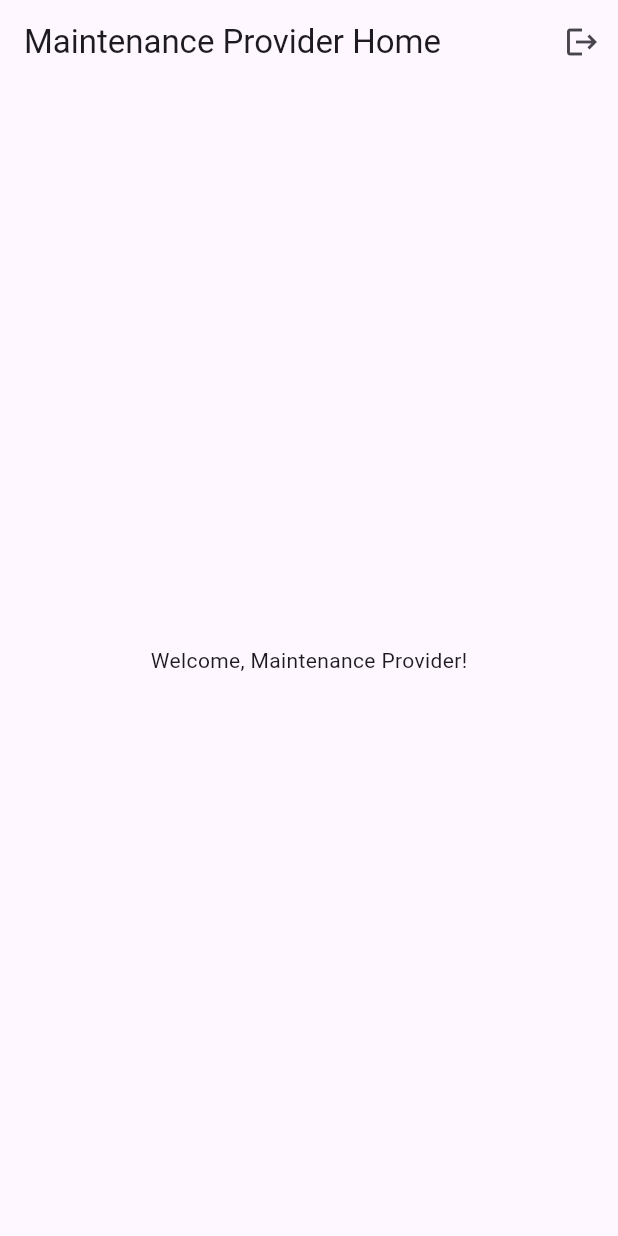
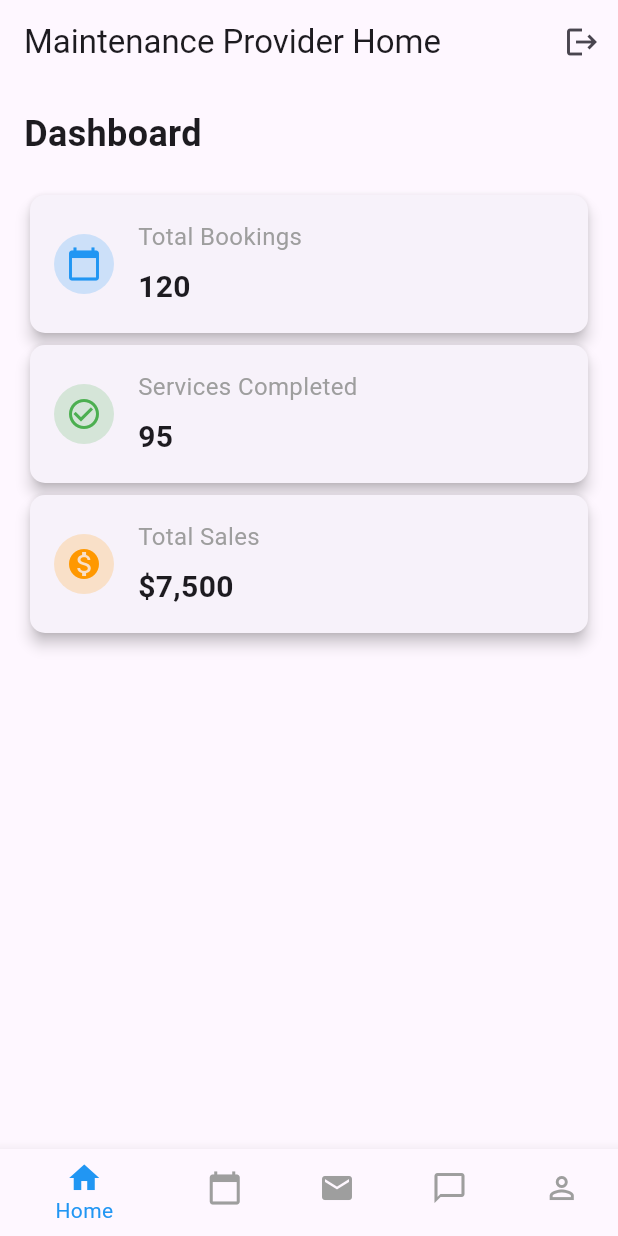
Before and after one commit to c1nnamonz/workshop_2, a Flutter app: the MaintenanceProviderHomePage screen opened directly, on a phone screen of 412 x 824 dp. Run offline on Flutter 3.47's test engine with Material 3 defaults, Android fonts, the light colour scheme and no system bars; our stand-ins replace cloud_firestore, firebase_auth, firebase_core, geolocator, get, google_maps_flutter and 1 more; accounts and stored records are empty; statements that could not run were skipped.

Commit message:
Update mp_homepage.dart

```diff
--- a/lib/userpage/mp_homepage.dart
+++ b/lib/userpage/mp_homepage.dart
@@ -1,9 +1,115 @@
 import 'package:flutter/material.dart';
 import 'package:projects/auth/auth_service.dart';
 import 'package:projects/auth/login_screen.dart';
+import 'package:projects/ProfilePage.dart';
+import 'package:projects/widgets/BookingPage.dart'; // Ensure this file exists
 
-class MaintenanceProviderHomePage extends StatelessWidget {
+class MaintenanceProviderHomePage extends StatefulWidget {
   const MaintenanceProviderHomePage({super.key});
+
+  @override
+  State<MaintenanceProviderHomePage> createState() =>
+      _MaintenanceProviderHomePageState();
+}
+
+class _MaintenanceProviderHomePageState
+    extends State<MaintenanceProviderHomePage> {
+  int _selectedIndex = 0; // Current selected index for BottomNavigationBar
+
+  // List of pages for each BottomNavigationBar item
+  late final List<Widget> _pages;
+
+  @override
+  void initState() {
+    super.initState();
+    _pages = [
+      _buildDashboard(),
+      BookingPage(), // BookingPage widget
+      const Center(child: Text('Inbox Page')), // Placeholder for Inbox
+      const Center(child: Text('Chat Page')), // Placeholder for Chat
+      const ProfilePage(), // ProfilePage widget
+    ];
+  }
+
+  Widget _buildDashboard() {
+    return Padding(
+      padding: const EdgeInsets.all(16.0),
+      child: Column(
+        crossAxisAlignment: CrossAxisAlignment.start,
+        children: [
+          const Text(
+            'Dashboard',
+            style: TextStyle(fontSize: 24, fontWeight: FontWeight.bold),
+          ),
+          const SizedBox(height: 20),
+          _buildDashboardItem(
+            title: 'Total Bookings',
+            value: '120', // Replace with dynamic data
+            icon: Icons.calendar_today,
+            color: Colors.blue,
+          ),
+          _buildDashboardItem(
+            title: 'Services Completed',
+            value: '95', // Replace with dynamic data
+            icon: Icons.check_circle_outline,
+            color: Colors.green,
+          ),
+          _buildDashboardItem(
+            title: 'Total Sales',
+            value: '\$7,500', // Replace with dynamic data
+            icon: Icons.monetization_on,
+            color: Colors.orange,
+          ),
+        ],
+      ),
+    );
+  }
+
+  Widget _buildDashboardItem({
+    required String title,
+    required String value,
+    required IconData icon,
+    required Color color,
+  }) {
+    return Card(
+      elevation: 4,
+      shape: RoundedRectangleBorder(
+        borderRadius: BorderRadius.circular(10),
+      ),
+      child: Padding(
+        padding: const EdgeInsets.all(16.0),
+        child: Row(
+          children: [
+            CircleAvatar(
+              backgroundColor: color.withOpacity(0.2),
+              child: Icon(icon, color: color),
+            ),
+            const SizedBox(width: 16),
+            Column(
+              crossAxisAlignment: CrossAxisAlignment.start,
+              children: [
+                Text(
+                  title,
+                  style: const TextStyle(fontSize: 16, color: Colors.grey),
+                ),
+                const SizedBox(height: 8),
+                Text(
+                  value,
+                  style: const TextStyle(fontSize: 20, fontWeight: FontWeight.bold),
+                ),
+              ],
+            ),
+          ],
+        ),
+      ),
+    );
+  }
+
+  void _onItemTapped(int index) {
+    setState(() {
+      _selectedIndex = index; // Update selected index
+    });
+  }
 
   void _logout(BuildContext context) async {
     await AuthService().signout();
@@ -25,8 +131,34 @@ class MaintenanceProviderHomePage extends StatelessWidget {
           ),
         ],
       ),
-      body: const Center(
-        child: Text('Welcome, Maintenance Provider!'),
+      body: _pages[_selectedIndex], // Display the selected page
+      bottomNavigationBar: BottomNavigationBar(
+        currentIndex: _selectedIndex,
+        onTap: _onItemTapped, // Handle tap on items
+        selectedItemColor: Colors.blue,
+        unselectedItemColor: Colors.grey,
+        items: const [
+          BottomNavigationBarItem(
+            icon: Icon(Icons.home),
+            label: 'Home',
+          ),
+          BottomNavigationBarItem(
+            icon: Icon(Icons.calendar_today),
+            label: 'Bookings',
+          ),
+          BottomNavigationBarItem(
+            icon: Icon(Icons.mail),
+            label: 'Inbox',
+          ),
+          BottomNavigationBarItem(
+            icon: Icon(Icons.chat_bubble_outline),
+            label: 'Chat',
+          ),
+          BottomNavigationBarItem(
+            icon: Icon(Icons.person_outline),
+            label: 'Profile',
+          ),
+        ],
       ),
     );
   }
```
